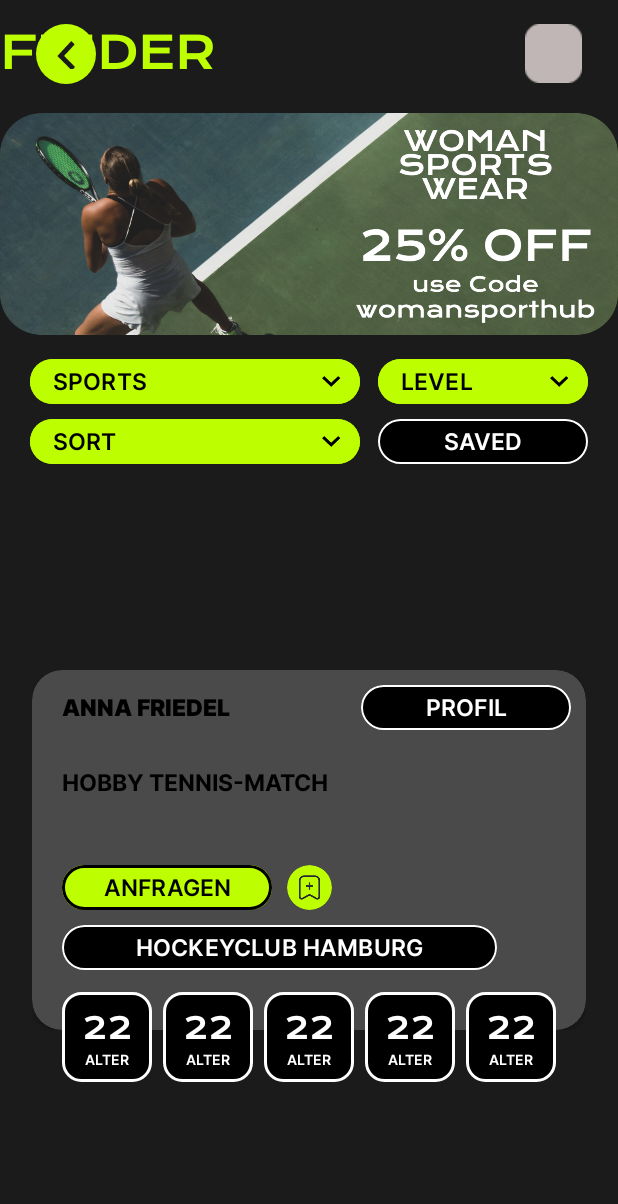
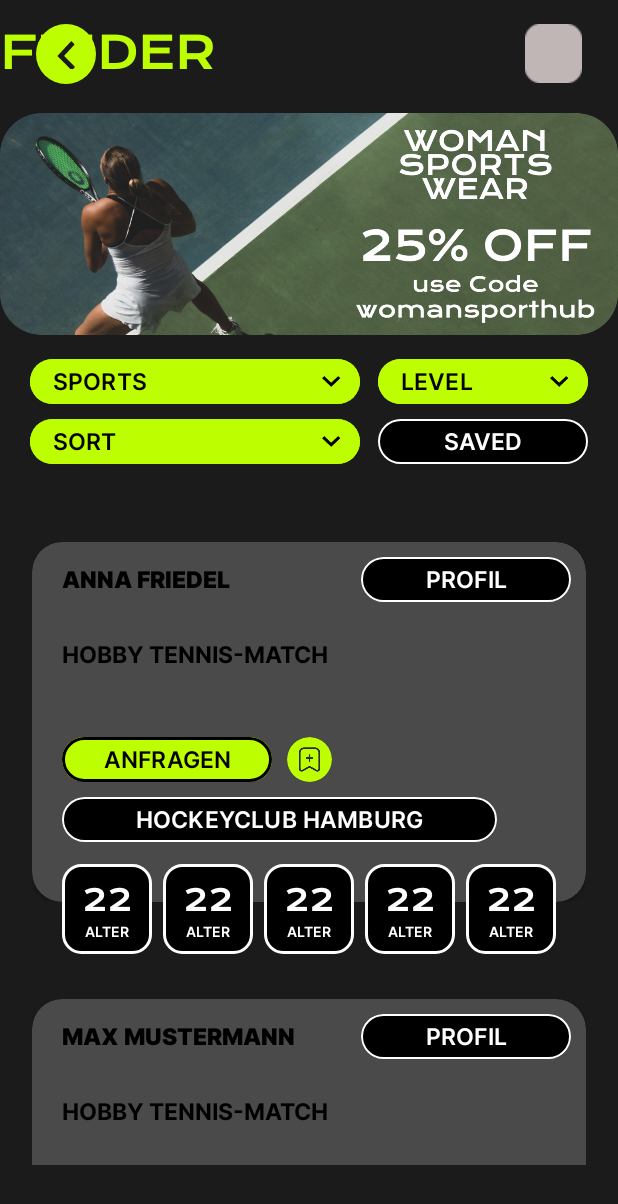
Before and after one commit to LauraNeubauer/SportHUB, an Android app: the FinderFragment screen opened through its navigation route, on a phone screen of 412 x 824 dp. Shown: the top 1204 px of the screen. Run offline under Robolectric (Android 15) with nearby library versions, the phone set to English and light mode, and no system bars.

Commit message:
0.1 -finder result -finder -adapter -classen

```diff
--- a/app/src/main/res/layout/finder_results_match_person.xml
+++ b/app/src/main/res/layout/finder_results_match_person.xml
@@ -3,13 +3,13 @@
     xmlns:app="http://schemas.android.com/apk/res-auto"
     xmlns:tools="http://schemas.android.com/tools"
     android:layout_width="match_parent"
-    android:layout_height="match_parent">
+    android:layout_height="wrap_content">
 
     <androidx.constraintlayout.widget.ConstraintLayout
         android:id="@+id/cl_item"
+        android:paddingBottom="25dp"
         android:layout_width="match_parent"
-        android:layout_height="match_parent"
-        app:layout_constraintBottom_toBottomOf="parent"
+        android:layout_height="wrap_content"
         app:layout_constraintEnd_toEndOf="parent"
         app:layout_constraintStart_toStartOf="parent"
         app:layout_constraintTop_toTopOf="parent">
@@ -18,6 +18,7 @@
             android:id="@+id/cl_item_finder"
             android:layout_width="match_parent"
             android:layout_height="wrap_content"
+            android:layout_marginBottom="30dp"
             android:paddingLeft="20dp"
             android:paddingRight="20dp"
             app:layout_constraintBottom_toBottomOf="parent"
@@ -131,12 +132,12 @@
 
         <TextView
             android:id="@+id/tv_level_sdtring"
+            android:layout_width="40dp"
+            android:layout_height="30dp"
             android:layout_marginTop="9dp"
             android:fontFamily="@font/kronaone_regular"
+            android:gravity="center"
             android:text="22"
-            android:layout_width="40dp"
-            android:layout_height="30dp"
-            android:gravity="center"
             android:textColor="@color/white"
             android:textSize="20dp"
             app:layout_constraintEnd_toEndOf="@+id/imageViewd4dddwd"
@@ -283,12 +284,12 @@
 
         <TextView
             android:id="@+id/tv_won_stridng"
+            android:layout_width="40dp"
+            android:layout_height="30dp"
             android:layout_marginTop="9dp"
             android:fontFamily="@font/kronaone_regular"
+            android:gravity="center"
             android:text="22"
-            android:layout_width="40dp"
-            android:layout_height="30dp"
-            android:gravity="center"
             android:textColor="@color/white"
             android:textSize="20dp"
             app:layout_constraintEnd_toEndOf="@+id/imageViewd4dddddwd"
```
